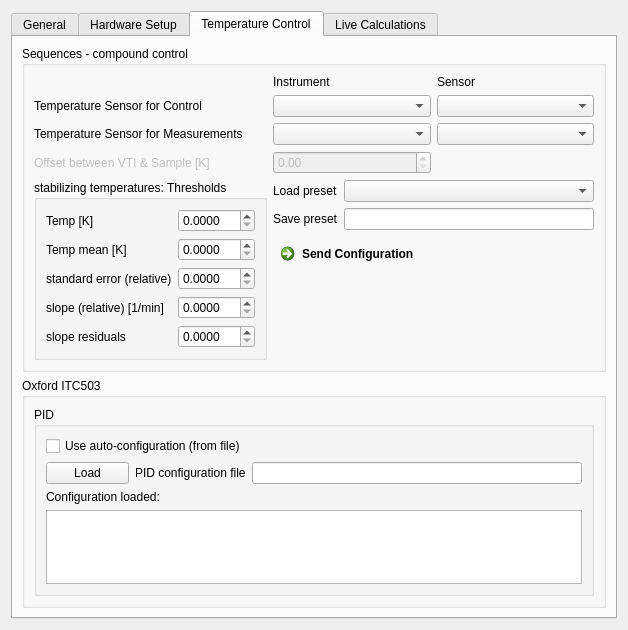
Above: CryostatGUI/configurations/settings_global.ui from Cryostat-GUI/Cryostat-GUI before the change. Below: the same form after it.
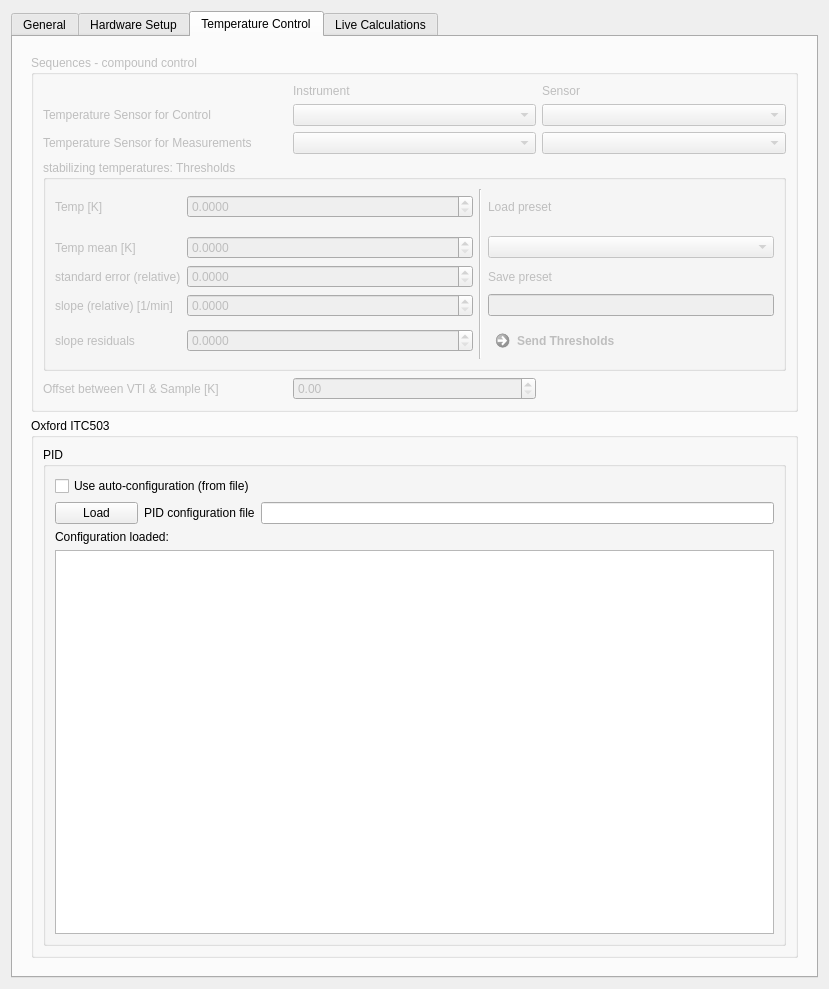
That is the form after the change. The open tabs and pages were chosen to show the change.

The edit to the form file:
```diff
--- a/CryostatGUI/configurations/settings_global.ui
+++ b/CryostatGUI/configurations/settings_global.ui
@@ -6,8 +6,8 @@
    <rect>
     <x>0</x>
     <y>0</y>
-    <width>628</width>
-    <height>630</height>
+    <width>829</width>
+    <height>989</height>
    </rect>
   </property>
   <property name="windowTitle">
@@ -756,22 +756,216 @@
        <string>Temperature Control</string>
       </attribute>
       <layout class="QGridLayout" name="gridLayout_5">
-       <item row="1" column="0">
-        <widget class="QWidget" name="TemperatureControl" native="true">
-         <layout class="QGridLayout" name="gridLayout_9" rowstretch="0,1,0">
-          <property name="leftMargin">
-           <number>0</number>
-          </property>
-          <property name="topMargin">
-           <number>0</number>
-          </property>
-          <property name="rightMargin">
-           <number>0</number>
-          </property>
-          <property name="bottomMargin">
-           <number>0</number>
-          </property>
-          <item row="2" column="0">
+       <item row="0" column="0">
+        <widget class="QWidget" name="widget" native="true">
+         <layout class="QGridLayout" name="gridLayout_9" rowstretch="0,1">
+          <item row="0" column="0">
+           <widget class="QGroupBox" name="groupBox">
+            <property name="enabled">
+             <bool>false</bool>
+            </property>
+            <property name="title">
+             <string>Sequences - compound control</string>
+            </property>
+            <layout class="QGridLayout" name="gridLayout_4">
+             <item row="1" column="1">
+              <widget class="QComboBox" name="combo_SensorControl_Instrument"/>
+             </item>
+             <item row="1" column="0">
+              <widget class="QLabel" name="label_10">
+               <property name="text">
+                <string>Temperature Sensor for Control</string>
+               </property>
+              </widget>
+             </item>
+             <item row="1" column="2">
+              <widget class="QComboBox" name="combo_SensorControl_Sensor"/>
+             </item>
+             <item row="2" column="0">
+              <widget class="QLabel" name="label_19">
+               <property name="text">
+                <string>Temperature Sensor for Measurements</string>
+               </property>
+              </widget>
+             </item>
+             <item row="2" column="1">
+              <widget class="QComboBox" name="combo_SensorMeas_Instrument"/>
+             </item>
+             <item row="2" column="2">
+              <widget class="QComboBox" name="combo_SensorMeas_Sensor"/>
+             </item>
+             <item row="4" column="0" colspan="3">
+              <widget class="QGroupBox" name="groupBox_4">
+               <property name="title">
+                <string>stabilizing temperatures: Thresholds</string>
+               </property>
+               <layout class="QGridLayout" name="gridLayout_8" rowstretch="0,0,0,0,0,0,0,0" columnstretch="0,0,1,0,1">
+                <item row="1" column="0">
+                 <widget class="QLabel" name="label_12">
+                  <property name="text">
+                   <string>Temp [K]</string>
+                  </property>
+                 </widget>
+                </item>
+                <item row="7" column="2">
+                 <widget class="QDoubleSpinBox" name="spin_Sequence_threshold_slopeResiduals">
+                  <property name="decimals">
+                   <number>4</number>
+                  </property>
+                  <property name="maximum">
+                   <double>100.000000000000000</double>
+                  </property>
+                 </widget>
+                </item>
+                <item row="5" column="2">
+                 <widget class="QDoubleSpinBox" name="doubleSpinBox_15">
+                  <property name="decimals">
+                   <number>4</number>
+                  </property>
+                  <property name="maximum">
+                   <double>100.000000000000000</double>
+                  </property>
+                 </widget>
+                </item>
+                <item row="7" column="0">
+                 <widget class="QLabel" name="label_15">
+                  <property name="text">
+                   <string>slope residuals</string>
+                  </property>
+                 </widget>
+                </item>
+                <item row="5" column="0">
+                 <widget class="QLabel" name="label_18">
+                  <property name="text">
+                   <string>standard error (relative)</string>
+                  </property>
+                 </widget>
+                </item>
+                <item row="0" column="3" rowspan="8">
+                 <widget class="Line" name="line_3">
+                  <property name="orientation">
+                   <enum>Qt::Vertical</enum>
+                  </property>
+                 </widget>
+                </item>
+                <item row="4" column="2">
+                 <widget class="QDoubleSpinBox" name="spin_Sequence_threshold_Tmean_K">
+                  <property name="decimals">
+                   <number>4</number>
+                  </property>
+                  <property name="minimum">
+                   <double>0.000000000000000</double>
+                  </property>
+                  <property name="maximum">
+                   <double>300.000000000000000</double>
+                  </property>
+                 </widget>
+                </item>
+                <item row="6" column="2">
+                 <widget class="QDoubleSpinBox" name="spin_Sequence_threshold_slope_Kpmin">
+                  <property name="decimals">
+                   <number>4</number>
+                  </property>
+                  <property name="maximum">
+                   <double>100.000000000000000</double>
+                  </property>
+                 </widget>
+                </item>
+                <item row="6" column="0">
+                 <widget class="QLabel" name="label_14">
+                  <property name="text">
+                   <string>slope (relative) [1/min]</string>
+                  </property>
+                 </widget>
+                </item>
+                <item row="4" column="0">
+                 <widget class="QLabel" name="label_13">
+                  <property name="text">
+                   <string>Temp mean [K]</string>
+                  </property>
+                 </widget>
+                </item>
+                <item row="1" column="2">
+                 <widget class="QDoubleSpinBox" name="spin_Sequence_threshold_T_K">
+                  <property name="decimals">
+                   <number>4</number>
+                  </property>
+                  <property name="minimum">
+                   <double>0.000000000000000</double>
+                  </property>
+                  <property name="maximum">
+                   <double>300.000000000000000</double>
+                  </property>
+                 </widget>
+                </item>
+                <item row="7" column="4">
+                 <widget class="QCommandLinkButton" name="command_sendThresholds">
+                  <property name="text">
+                   <string>Send Thresholds</string>
+                  </property>
+                 </widget>
+                </item>
+                <item row="5" column="4">
+                 <widget class="QLabel" name="label_17">
+                  <property name="text">
+                   <string>Save preset</string>
+                  </property>
+                 </widget>
+                </item>
+                <item row="4" column="4">
+                 <widget class="QComboBox" name="combo_thresholdsLoadingPreset"/>
+                </item>
+                <item row="6" column="4">
+                 <widget class="QLineEdit" name="lineEdit_thresholdsSavingPreset"/>
+                </item>
+                <item row="1" column="4">
+                 <widget class="QLabel" name="label_16">
+                  <property name="text">
+                   <string>Load preset</string>
+                  </property>
+                 </widget>
+                </item>
+               </layout>
+              </widget>
+             </item>
+             <item row="0" column="1">
+              <widget class="QLabel" name="label_20">
+               <property name="text">
+                <string>Instrument</string>
+               </property>
+              </widget>
+             </item>
+             <item row="0" column="2">
+              <widget class="QLabel" name="label_21">
+               <property name="text">
+                <string>Sensor</string>
+               </property>
+              </widget>
+             </item>
+             <item row="5" column="0">
+              <widget class="QLabel" name="label_11">
+               <property name="enabled">
+                <bool>false</bool>
+               </property>
+               <property name="text">
+                <string>Offset between VTI &amp; Sample [K]</string>
+               </property>
+              </widget>
+             </item>
+             <item row="5" column="1">
+              <widget class="QDoubleSpinBox" name="spin_Sequence_sampleOffsetLinear_K">
+               <property name="enabled">
+                <bool>false</bool>
+               </property>
+               <property name="maximum">
+                <double>300.000000000000000</double>
+               </property>
+              </widget>
+             </item>
+            </layout>
+           </widget>
+          </item>
+          <item row="1" column="0">
            <widget class="QGroupBox" name="groupBox_2">
             <property name="maximumSize">
              <size>
@@ -842,215 +1036,6 @@
             </layout>
            </widget>
           </item>
-          <item row="1" column="0">
-           <widget class="QGroupBox" name="groupBox">
-            <property name="enabled">
-             <bool>true</bool>
-            </property>
-            <property name="title">
-             <string>Sequences - compound control</string>
-            </property>
-            <layout class="QGridLayout" name="gridLayout_4">
-             <item row="4" column="0" rowspan="2">
-              <widget class="QGroupBox" name="groupBox_4">
-               <property name="title">
-                <string>stabilizing temperatures: Thresholds</string>
-               </property>
-               <layout class="QGridLayout" name="gridLayout_8" rowstretch="1,1,0,0,0,0,0" columnstretch="0,0,0,0">
-                <item row="1" column="0">
-                 <widget class="QLabel" name="label_12">
-                  <property name="text">
-                   <string>Temp [K]</string>
-                  </property>
-                 </widget>
-                </item>
-                <item row="5" column="2">
-                 <widget class="QDoubleSpinBox" name="spin_Sequence_threshold_slopeResiduals">
-                  <property name="decimals">
-                   <number>4</number>
-                  </property>
-                  <property name="maximum">
-                   <double>100.000000000000000</double>
-                  </property>
-                 </widget>
-                </item>
-                <item row="3" column="2">
-                 <widget class="QDoubleSpinBox" name="doubleSpinBox_15">
-                  <property name="decimals">
-                   <number>4</number>
-                  </property>
-                  <property name="maximum">
-                   <double>100.000000000000000</double>
-                  </property>
-                 </widget>
-                </item>
-                <item row="5" column="0">
-                 <widget class="QLabel" name="label_15">
-                  <property name="text">
-                   <string>slope residuals</string>
-                  </property>
-                 </widget>
-                </item>
-                <item row="3" column="0">
-                 <widget class="QLabel" name="label_18">
-                  <property name="text">
-                   <string>standard error (relative)</string>
-                  </property>
-                 </widget>
-                </item>
-                <item row="2" column="0">
-                 <widget class="QLabel" name="label_13">
-                  <property name="text">
-                   <string>Temp mean [K]</string>
-                  </property>
-                 </widget>
-                </item>
-                <item row="1" column="2">
-                 <widget class="QDoubleSpinBox" name="spin_Sequence_threshold_T_K">
-                  <property name="decimals">
-                   <number>4</number>
-                  </property>
-                  <property name="minimum">
-                   <double>0.000000000000000</double>
-                  </property>
-                  <property name="maximum">
-                   <double>300.000000000000000</double>
-                  </property>
-                 </widget>
-                </item>
-                <item row="2" column="2">
-                 <widget class="QDoubleSpinBox" name="spin_Sequence_threshold_Tmean_K">
-                  <property name="decimals">
-                   <number>4</number>
-                  </property>
-                  <property name="minimum">
-                   <double>0.000000000000000</double>
-                  </property>
-                  <property name="maximum">
-                   <double>300.000000000000000</double>
-                  </property>
-                 </widget>
-                </item>
-                <item row="4" column="0">
-                 <widget class="QLabel" name="label_14">
-                  <property name="text">
-                   <string>slope (relative) [1/min]</string>
-                  </property>
-                 </widget>
-                </item>
-                <item row="4" column="2">
-                 <widget class="QDoubleSpinBox" name="spin_Sequence_threshold_slope_Kpmin">
-                  <property name="decimals">
-                   <number>4</number>
-                  </property>
-                  <property name="maximum">
-                   <double>100.000000000000000</double>
-                  </property>
-                 </widget>
-                </item>
-               </layout>
-              </widget>
-             </item>
-             <item row="4" column="1" colspan="2">
-              <layout class="QGridLayout" name="gridLayout_15">
-               <item row="0" column="1">
-                <widget class="QComboBox" name="combo_thresholdsLoadingPreset"/>
-               </item>
-               <item row="1" column="0">
-                <widget class="QLabel" name="label_17">
-                 <property name="text">
-                  <string>Save preset</string>
-                 </property>
-                </widget>
-               </item>
-               <item row="0" column="0">
-                <widget class="QLabel" name="label_16">
-                 <property name="text">
-                  <string>Load preset</string>
-                 </property>
-                </widget>
-               </item>
-               <item row="1" column="1">
-                <widget class="QLineEdit" name="lineEdit_thresholdsSavingPreset"/>
-               </item>
-              </layout>
-             </item>
-             <item row="0" column="2">
-              <widget class="QLabel" name="label_21">
-               <property name="text">
-                <string>Sensor</string>
-               </property>
-              </widget>
-             </item>
-             <item row="2" column="1">
-              <widget class="QComboBox" name="combo_SensorMeas_Instrument"/>
-             </item>
-             <item row="1" column="1">
-              <widget class="QComboBox" name="combo_SensorControl_Instrument"/>
-             </item>
-             <item row="0" column="1">
-              <widget class="QLabel" name="label_20">
-               <property name="text">
-                <string>Instrument</string>
-               </property>
-              </widget>
-             </item>
-             <item row="3" column="0">
-              <widget class="QLabel" name="label_11">
-               <property name="enabled">
-                <bool>false</bool>
-               </property>
-               <property name="text">
-                <string>Offset between VTI &amp; Sample [K]</string>
-               </property>
-              </widget>
-             </item>
-             <item row="1" column="2">
-              <widget class="QComboBox" name="combo_SensorControl_Sensor"/>
-             </item>
-             <item row="2" column="2">
-              <widget class="QComboBox" name="combo_SensorMeas_Sensor"/>
-             </item>
-             <item row="2" column="0">
-              <widget class="QLabel" name="label_19">
-               <property name="text">
-                <string>Temperature Sensor for Measurements</string>
-               </property>
-              </widget>
-             </item>
-             <item row="1" column="0">
-              <widget class="QLabel" name="label_10">
-               <property name="text">
-                <string>Temperature Sensor for Control</string>
-               </property>
-              </widget>
-             </item>
-             <item row="3" column="1">
-              <widget class="QDoubleSpinBox" name="spin_Sequence_sampleOffsetLinear_K">
-               <property name="enabled">
-                <bool>false</bool>
-               </property>
-               <property name="maximum">
-                <double>300.000000000000000</double>
-               </property>
-              </widget>
-             </item>
-             <item row="5" column="1" colspan="2">
-              <widget class="QCommandLinkButton" name="command_sendThresholds">
-               <property name="minimumSize">
-                <size>
-                 <width>0</width>
-                 <height>50</height>
-                </size>
-               </property>
-               <property name="text">
-                <string>Send Configuration</string>
-               </property>
-              </widget>
-             </item>
-            </layout>
-           </widget>
-          </item>
          </layout>
         </widget>
        </item>
```
Left out of the diff: 665 changed lines with no effect on the pictures.
